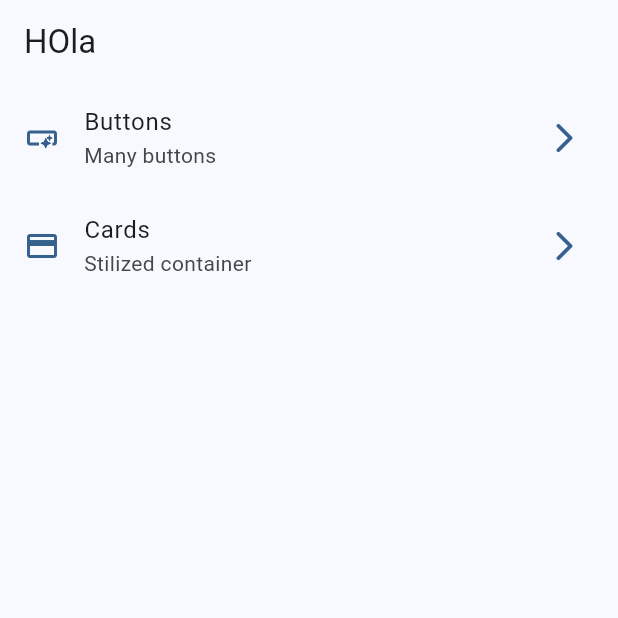
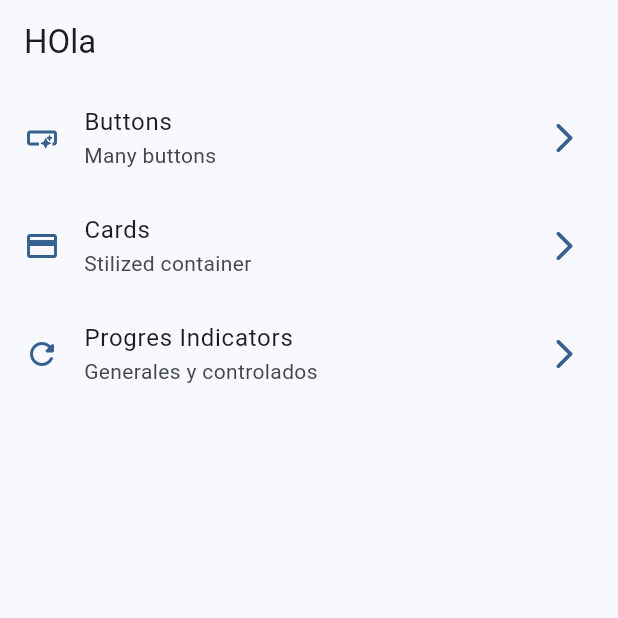
Before and after one commit to StiveenDavidBolanos/StiveenDavidBolanos, a Flutter app: the screen it shows after launch, on a phone screen of 412 x 824 dp, the top half of it. Run offline on Flutter 3.47's test engine with Material 3 defaults, Android fonts, the phone set to English and light mode, and no system bars; our stand-ins replace go_router.

Commit message:
Progress indicators finished

```diff
--- a/lib/config/menu/menu_items.dart
+++ b/lib/config/menu/menu_items.dart
@@ -23,5 +23,10 @@ List<MenuItems> appMenuItems = [
       title: 'Cards',
       subtitle: 'Stilized container',
       url: '/cards',
-      icon: Icons.credit_card)
+      icon: Icons.credit_card),
+  const MenuItems(
+      title: 'Progres Indicators',
+      subtitle: 'Generales y controlados',
+      url: '/progress',
+      icon: Icons.refresh_rounded)
 ];
--- a/lib/config/router/app_router.dart
+++ b/lib/config/router/app_router.dart
@@ -1,4 +1,5 @@
 import 'package:go_router/go_router.dart';
+import 'package:widgets_app/presentation/screens/progress/progress_screen.dart';
 
 import '../../presentation/screens/screens.dart';
 
@@ -21,5 +22,10 @@ final router = GoRouter(
       name: ButtonsScreen.name,
       builder: (context, state) => const ButtonsScreen(),
     ),
+    GoRoute(
+      path: '/progress',
+      name: ProgressScreen.name,
+      builder: (context, state) => const ProgressScreen(),
+    ),
   ],
 );
```
Also changed, not shown: lib/presentation/screens/progress/progress_screen.dart (+66 -1 lines).
